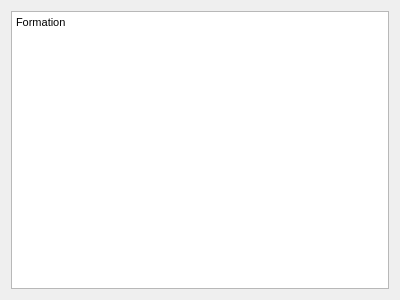
till213/SkyDolly, file src/Module/src/Formation/FormationWidget.ui: the form before one commit.
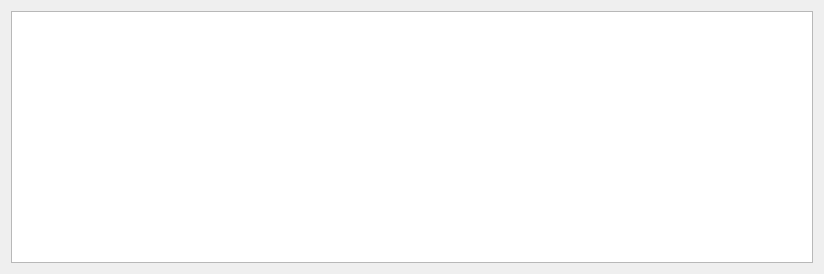
The form after the commit.

Commit message:
Add aircraft table to formation module
- Also persist newly assigned user aircraft index
- (Redundantly) store aircraft ID in aircraft info

The edit to the form file:
```diff
--- a/src/Module/src/Formation/FormationWidget.ui
+++ b/src/Module/src/Formation/FormationWidget.ui
@@ -6,22 +6,21 @@
    <rect>
     <x>0</x>
     <y>0</y>
-    <width>400</width>
-    <height>300</height>
+    <width>824</width>
+    <height>274</height>
    </rect>
   </property>
   <property name="windowTitle">
    <string>Form</string>
   </property>
-  <layout class="QHBoxLayout" name="horizontalLayout">
+  <layout class="QVBoxLayout" name="verticalLayout">
    <item>
-    <widget class="QTextEdit" name="textEdit">
-     <property name="html">
-      <string>&lt;!DOCTYPE HTML PUBLIC &quot;-//W3C//DTD HTML 4.0//EN&quot; &quot;http://www.w3.org/TR/REC-html40/strict.dtd&quot;&gt;
-&lt;html&gt;&lt;head&gt;&lt;meta name=&quot;qrichtext&quot; content=&quot;1&quot; /&gt;&lt;style type=&quot;text/css&quot;&gt;
-p, li { white-space: pre-wrap; }
-&lt;/style&gt;&lt;/head&gt;&lt;body style=&quot; font-family:'MS Shell Dlg 2'; font-size:7.875pt; font-weight:400; font-style:normal;&quot;&gt;
-&lt;p style=&quot; margin-top:0px; margin-bottom:0px; margin-left:0px; margin-right:0px; -qt-block-indent:0; text-indent:0px;&quot;&gt;Formation&lt;/p&gt;&lt;/body&gt;&lt;/html&gt;</string>
+    <widget class="QTableWidget" name="aircraftTableWidget">
+     <property name="minimumSize">
+      <size>
+       <width>800</width>
+       <height>250</height>
+      </size>
      </property>
     </widget>
    </item>
```
The commit also changes 21 other files.
